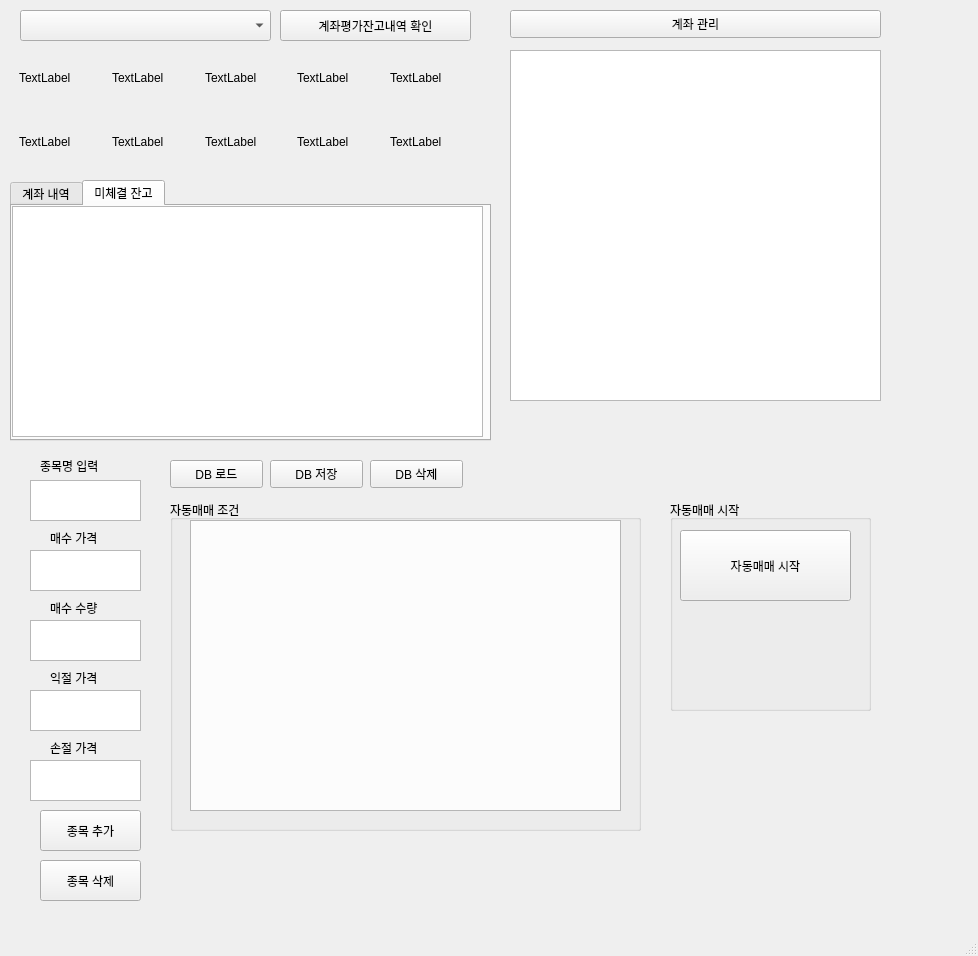
Before: the Qt Designer form Qt_GUI.ui in SSWUKiwoomOpenAPI/KiwoomOpenAPI2022, drawn with Qt 5.
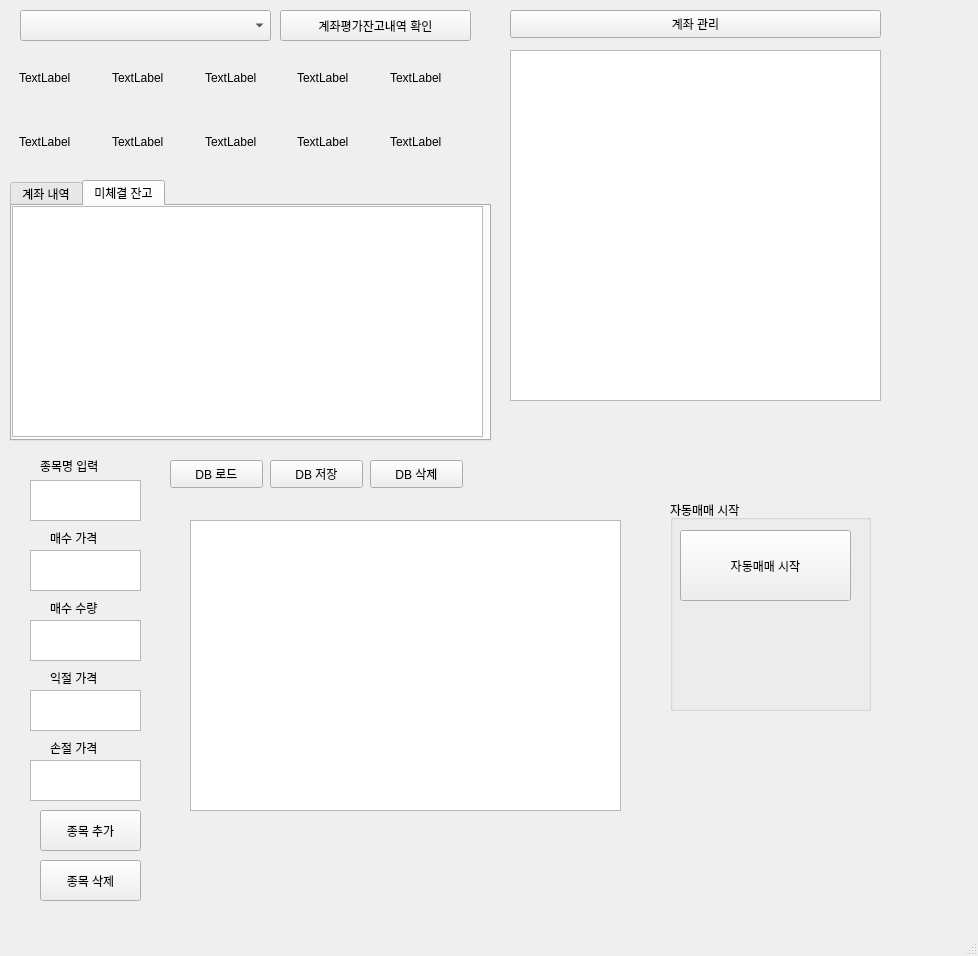
After: the same form once the commit is applied.

Patch:
```diff
--- a/Qt_GUI.ui
+++ b/Qt_GUI.ui
@@ -401,19 +401,6 @@
      </rect>
     </property>
    </widget>
-   <widget class="QGroupBox" name="groupBox_2">
-    <property name="geometry">
-     <rect>
-      <x>170</x>
-      <y>500</y>
-      <width>471</width>
-      <height>331</height>
-     </rect>
-    </property>
-    <property name="title">
-     <string>자동매매 조건</string>
-    </property>
-   </widget>
   </widget>
   <widget class="QMenuBar" name="menubar">
    <property name="geometry">
```
